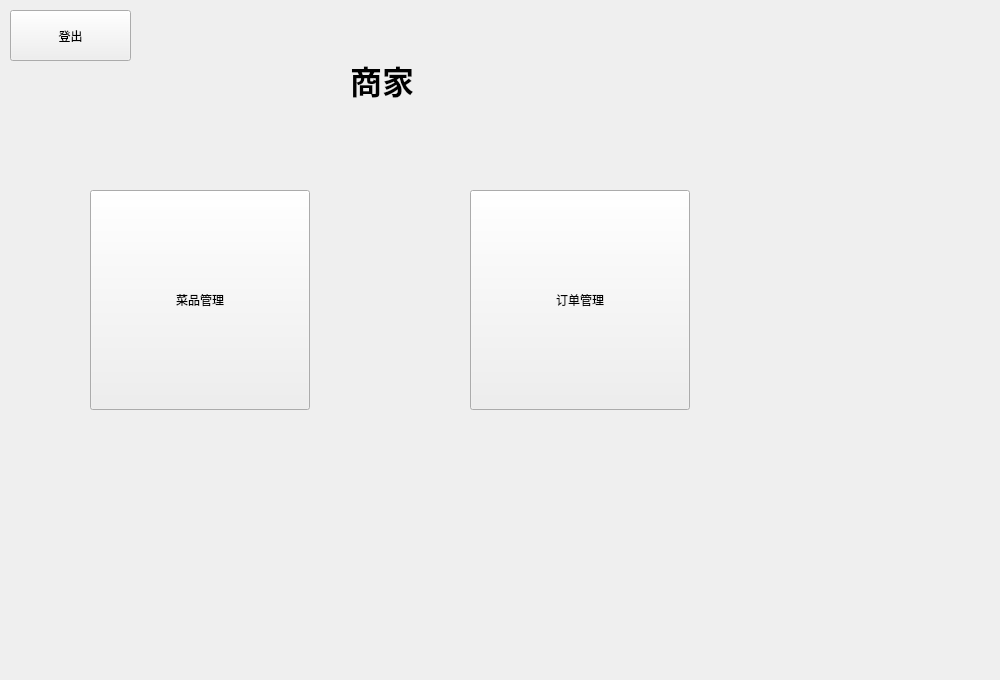
The window that sever_mainp.ui (ShawTarstar/Delivery-Platform-Design) describes before a commit, drawn with Qt 5.
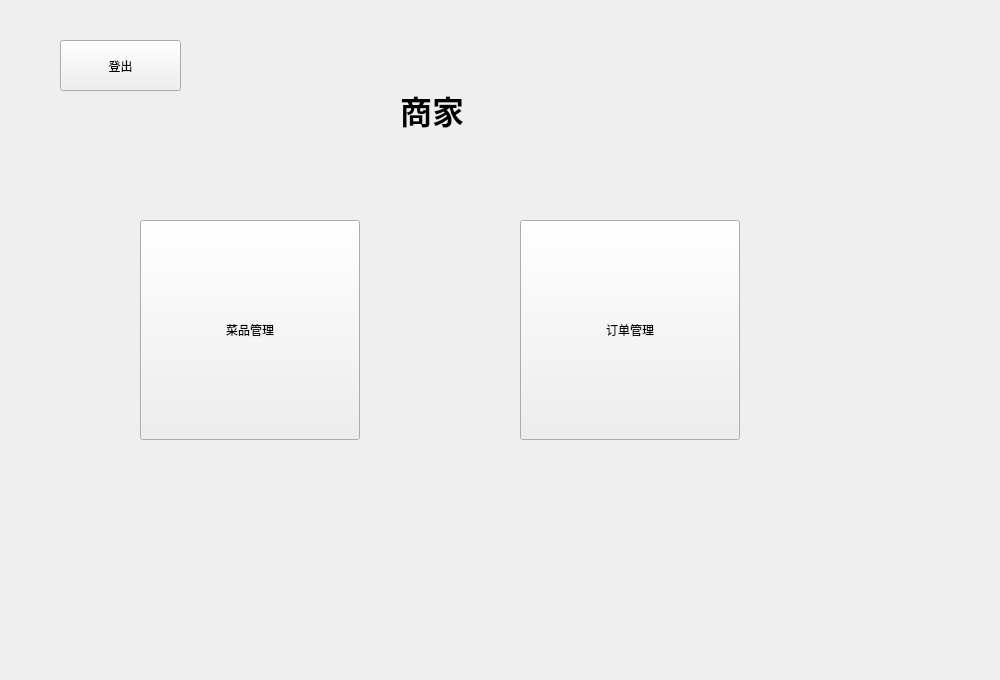
The same window after the commit.

The edit to the form file:
```diff
--- a/sever_mainp.ui
+++ b/sever_mainp.ui
@@ -13,24 +13,11 @@
   <property name="windowTitle">
    <string>Form</string>
   </property>
-  <widget class="QLabel" name="label">
-   <property name="geometry">
-    <rect>
-     <x>350</x>
-     <y>50</y>
-     <width>101</width>
-     <height>61</height>
-    </rect>
-   </property>
-   <property name="text">
-    <string>&lt;html&gt;&lt;head/&gt;&lt;body&gt;&lt;p&gt;&lt;span style=&quot; font-size:24pt; font-weight:700;&quot;&gt;商家&lt;/span&gt;&lt;/p&gt;&lt;/body&gt;&lt;/html&gt;</string>
-   </property>
-  </widget>
   <widget class="QPushButton" name="order_manage">
    <property name="geometry">
     <rect>
-     <x>470</x>
-     <y>190</y>
+     <x>520</x>
+     <y>220</y>
      <width>220</width>
      <height>220</height>
     </rect>
@@ -45,11 +32,30 @@
     <string>订单管理</string>
    </property>
   </widget>
+  <widget class="QPushButton" name="food_manage">
+   <property name="geometry">
+    <rect>
+     <x>140</x>
+     <y>220</y>
+     <width>220</width>
+     <height>220</height>
+    </rect>
+   </property>
+   <property name="minimumSize">
+    <size>
+     <width>220</width>
+     <height>220</height>
+    </size>
+   </property>
+   <property name="text">
+    <string>菜品管理</string>
+   </property>
+  </widget>
   <widget class="QPushButton" name="back">
    <property name="geometry">
     <rect>
-     <x>10</x>
-     <y>10</y>
+     <x>60</x>
+     <y>40</y>
      <width>121</width>
      <height>51</height>
     </rect>
@@ -70,23 +76,17 @@
     <string>登出</string>
    </property>
   </widget>
-  <widget class="QPushButton" name="food_manage">
+  <widget class="QLabel" name="label">
    <property name="geometry">
     <rect>
-     <x>90</x>
-     <y>190</y>
-     <width>220</width>
-     <height>220</height>
+     <x>400</x>
+     <y>80</y>
+     <width>101</width>
+     <height>61</height>
     </rect>
    </property>
-   <property name="minimumSize">
-    <size>
-     <width>220</width>
-     <height>220</height>
-    </size>
-   </property>
    <property name="text">
-    <string>菜品管理</string>
+    <string>&lt;html&gt;&lt;head/&gt;&lt;body&gt;&lt;p&gt;&lt;span style=&quot; font-size:24pt; font-weight:700;&quot;&gt;商家&lt;/span&gt;&lt;/p&gt;&lt;/body&gt;&lt;/html&gt;</string>
    </property>
   </widget>
  </widget>
```
